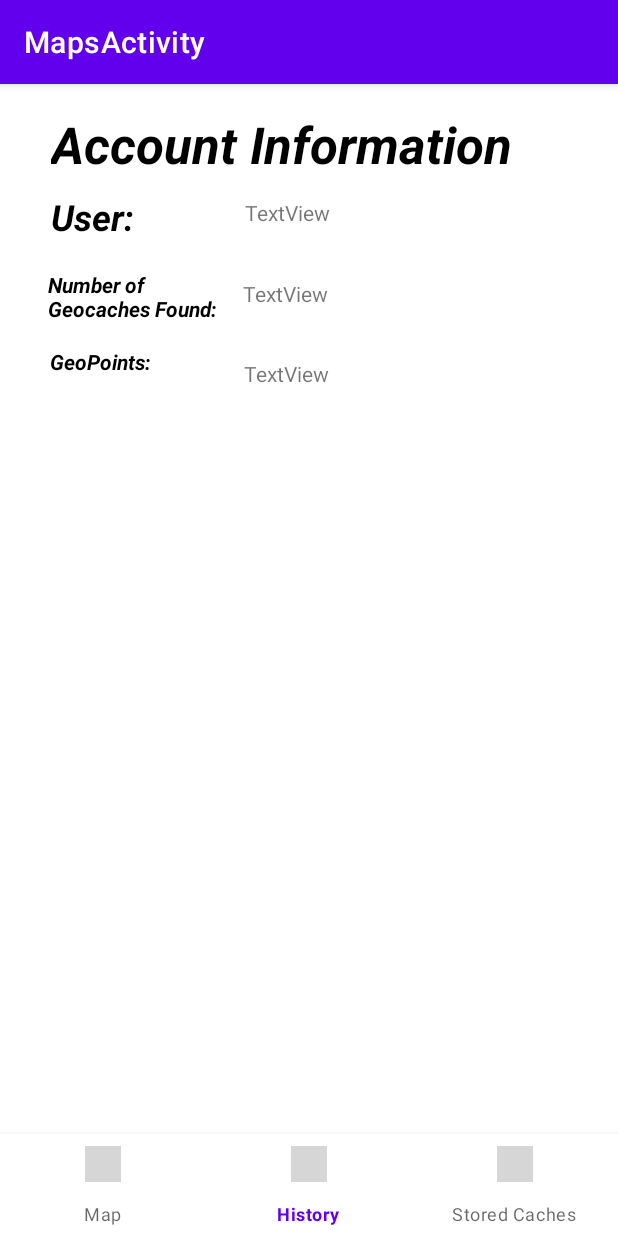
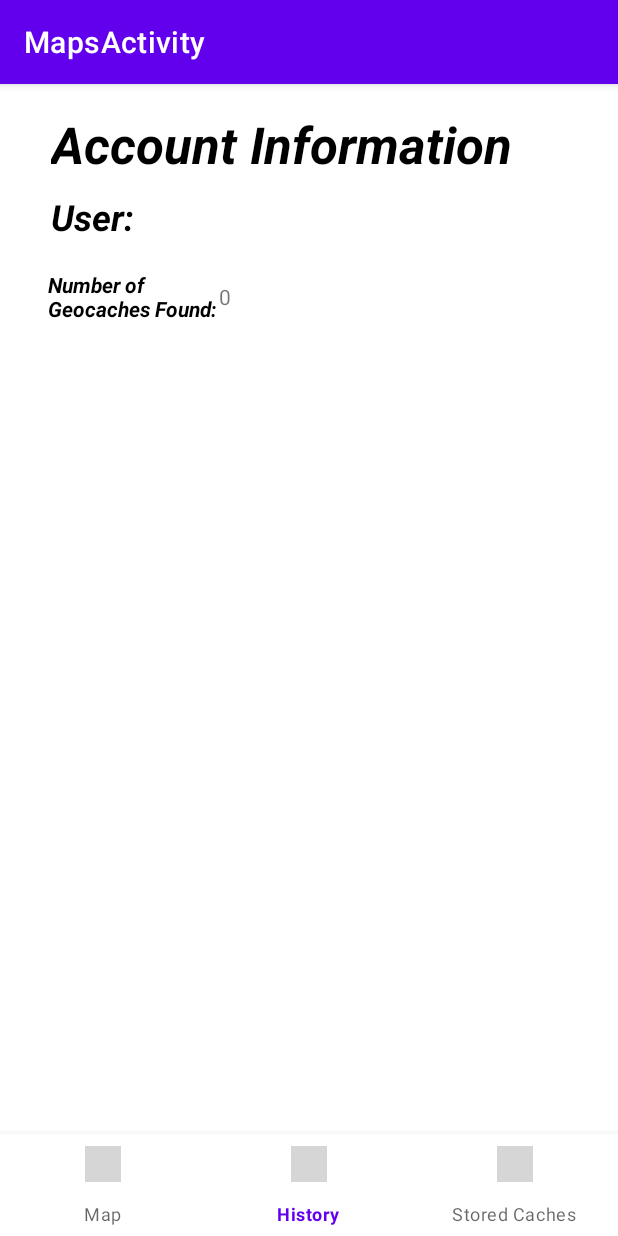
Before and after one commit to jmarti44/Geocache, an Android app: the MapsActivity screen opened directly, with no data from a screen before it, item 2 of the bottom bar chosen, on a phone screen of 412 x 824 dp. Run offline under Robolectric (Android 15) with nearby library versions, the phone set to English and light mode, and no system bars; our stand-ins replace Firebase (no records; nobody signed in at launch, a user with empty details on screens opened directly); grey boxes are pictures that could not be loaded.

```diff
--- a/app/src/main/java/com/example/myapplication/HistoryFragment.kt
+++ b/app/src/main/java/com/example/myapplication/HistoryFragment.kt
@@ -1,10 +1,44 @@
 package com.example.myapplication
 
 import android.os.Bundle
+import android.util.Log
 import androidx.fragment.app.Fragment
 import android.view.LayoutInflater
 import android.view.View
 import android.view.ViewGroup
+import android.widget.TextView
+import com.google.firebase.auth.ktx.auth
+import com.google.firebase.firestore.ktx.firestore
+import com.google.firebase.ktx.Firebase
 
 class HistoryFragment:Fragment(R.layout.fragment_history) {
+    private lateinit var editUserText : TextView
+    private lateinit var editNumCaches : TextView
+
+
+    override fun onCreate(savedInstanceState: Bundle?) {
+        super.onCreate(savedInstanceState)
+        Log.d("HISTORY FRAGMENT!!!","FUCK THIS APP")
+//        editUserText =
+    }
+    override fun onViewCreated(view: View, savedInstanceState: Bundle?) {
+        super.onViewCreated(view, savedInstanceState)
+        editUserText = view.findViewById(R.id.diplayUserName)
+        editNumCaches = view.findViewById(R.id.displayNumFound)
+
+        val userdB = Firebase.auth.currentUser?.email.toString().split("@")[0]
+        val db = Firebase.firestore
+
+
+
+        db.collection("caches")
+            .get()
+            .addOnSuccessListener { result ->
+                    editNumCaches.text = result.size().toString()
+                    editUserText.text = userdB.toString()
+                }
+
+    }
+
+
 }
--- a/app/src/main/res/layout/fragment_history.xml
+++ b/app/src/main/res/layout/fragment_history.xml
@@ -36,9 +36,9 @@
 
     <TextView
         android:id="@+id/diplayUserName"
-        android:layout_width="77dp"
-        android:layout_height="38dp"
-        android:layout_marginStart="16dp"
+        android:layout_width="112dp"
+        android:layout_height="32dp"
+        android:layout_marginStart="8dp"
         android:layout_marginTop="76dp"
         android:text="TextView"
         app:layout_constraintStart_toEndOf="@+id/userText"
@@ -48,33 +48,10 @@
         android:id="@+id/displayNumFound"
         android:layout_width="80dp"
         android:layout_height="35dp"
-        android:layout_marginStart="16dp"
-        android:layout_marginTop="16dp"
+        android:layout_marginTop="24dp"
         android:text="TextView"
         app:layout_constraintStart_toEndOf="@+id/numFound"
         app:layout_constraintTop_toBottomOf="@+id/diplayUserName" />
-
-    <TextView
-        android:id="@+id/geoPoints"
-        android:layout_width="110dp"
-        android:layout_height="32dp"
-        android:layout_marginStart="33dp"
-        android:layout_marginTop="14dp"
-        android:textColor="#000000"
-        android:text="GeoPoints:"
-        android:textStyle="italic|bold"
-        app:layout_constraintStart_toStartOf="parent"
-        app:layout_constraintTop_toBottomOf="@+id/numFound" />
-
-    <TextView
-        android:id="@+id/displayGeoPoints"
-        android:layout_width="80dp"
-        android:layout_height="33dp"
-        android:layout_marginStart="19dp"
-        android:layout_marginTop="18dp"
-        android:text="TextView"
-        app:layout_constraintStart_toEndOf="@+id/geoPoints"
-        app:layout_constraintTop_toBottomOf="@+id/displayNumFound" />
 
     <TextView
         android:id="@+id/userTitle"
```
Also changed, not shown: app/src/main/java/com/example/myapplication/MapsActivity.kt (+41 -30 lines), app/src/main/java/com/example/myapplication/NearbyFragment.kt (+5 -3 lines), app/src/main/java/com/example/myapplication/NearbyItemViewModel.kt (+23 -4 lines).
